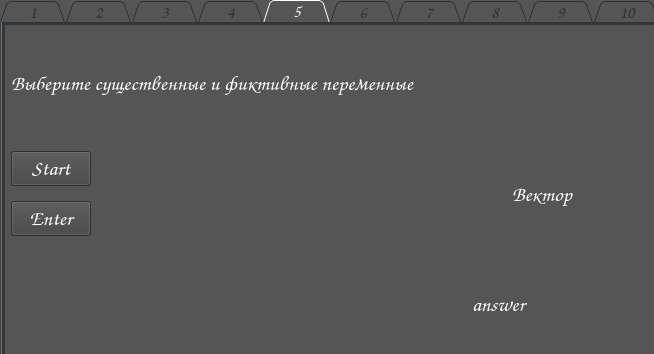
Before: the Qt Designer form app/design.ui in Kirill-j/AppBF, drawn with Qt 5; both pictures show x 0 to 654 and y 0 to 354 of the 1000 by 500 pixel window.
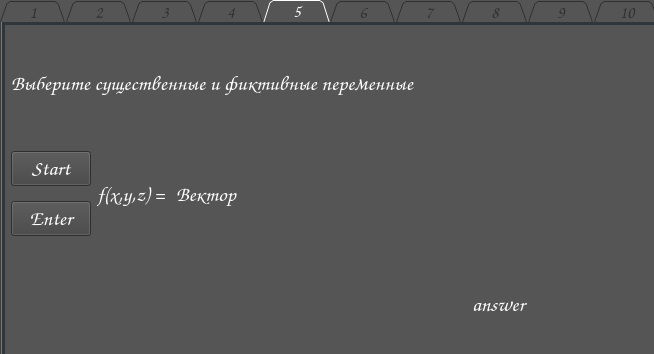
After: the same form once the commit is applied. The open tabs and pages were chosen to show the change.

Patch:
```diff
--- a/app/design.ui
+++ b/app/design.ui
@@ -422,7 +422,7 @@
      </widget>
     </item>
     <item>
-     <layout class="QHBoxLayout" name="horizontalLayout_9" stretch="0,1">
+     <layout class="QHBoxLayout" name="horizontalLayout_9" stretch="0,0,1">
       <item>
        <layout class="QVBoxLayout" name="verticalLayout_14">
         <item alignment="Qt::AlignmentFlag::AlignLeft">
@@ -441,7 +441,14 @@
         </item>
        </layout>
       </item>
-      <item alignment="Qt::AlignmentFlag::AlignHCenter">
+      <item>
+       <widget class="QLabel" name="label_5">
+        <property name="text">
+         <string>f(x,y,z) = </string>
+        </property>
+       </widget>
+      </item>
+      <item>
        <widget class="QLabel" name="label_5_func">
         <property name="text">
          <string>Вектор</string>
```
